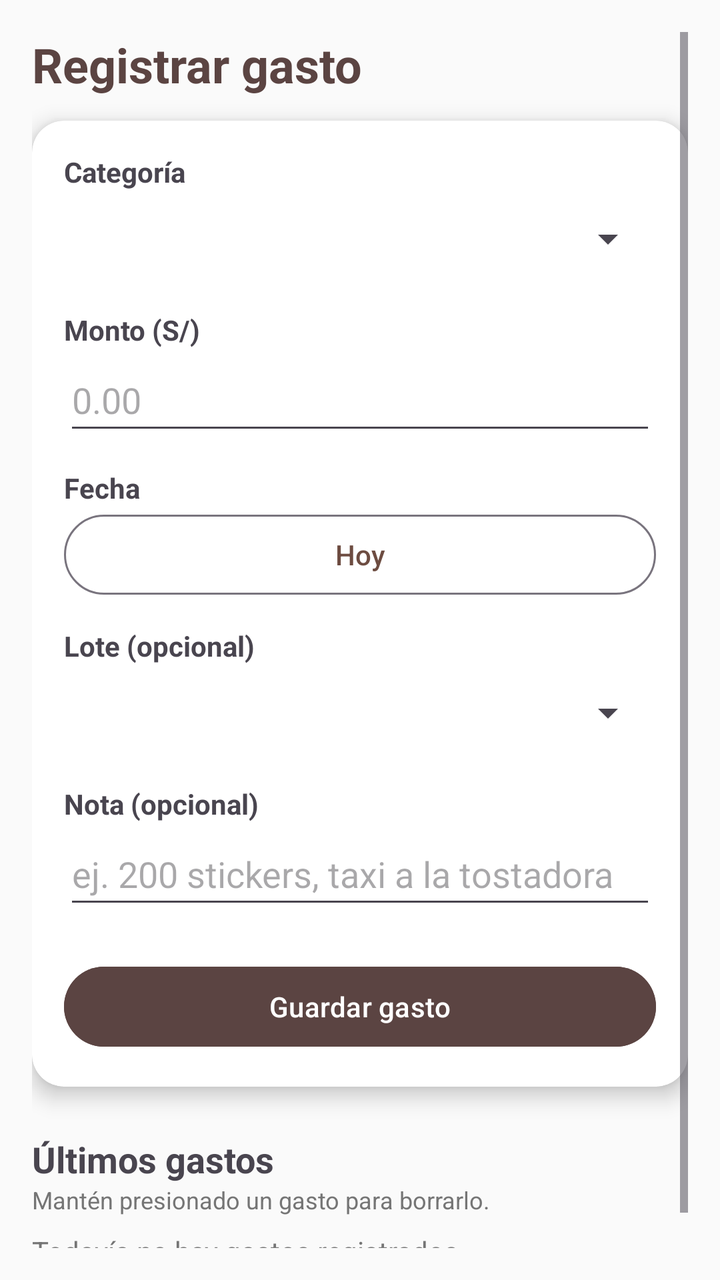
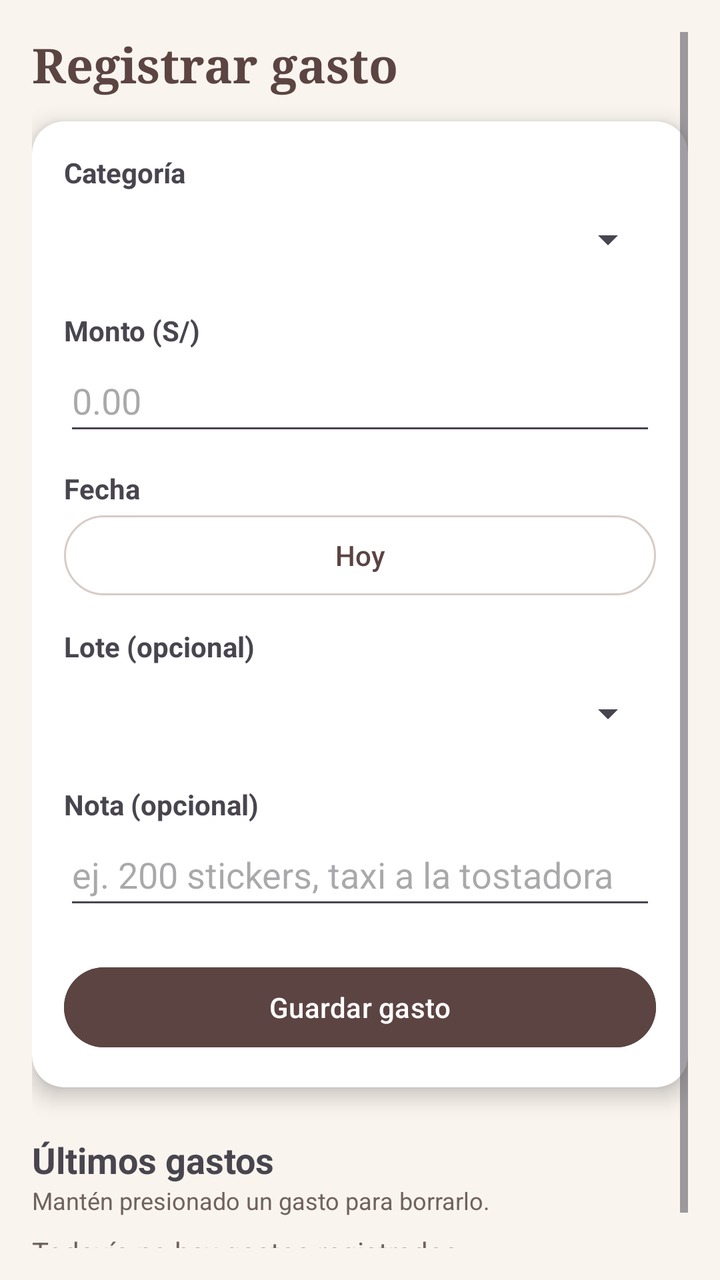

Two renders of the same Android screen: before a commit and after it. Below are the layout's source before the change and the commit's diff.
<!-- AndroidManifest.xml: application theme Theme.CajaiCafeAdministracion -->
<!-- res/layout/activity_gasto.xml -->
<?xml version="1.0" encoding="utf-8"?>
<ScrollView xmlns:android="http://schemas.android.com/apk/res/android"
    xmlns:card_view="http://schemas.android.com/apk/res-auto"
    android:layout_width="match_parent"
    android:layout_height="match_parent"
    android:background="#FAFAFA"
    android:padding="16dp">

    <LinearLayout
        android:orientation="vertical"
        android:layout_width="match_parent"
        android:layout_height="wrap_content">

        <TextView
            android:layout_width="match_parent"
            android:layout_height="wrap_content"
            android:layout_marginBottom="12dp"
            android:text="Registrar gasto"
            android:textColor="@color/cafeOscuro"
            android:textSize="24sp"
            android:textStyle="bold" />

        <androidx.cardview.widget.CardView
            android:layout_width="match_parent"
            android:layout_height="wrap_content"
            card_view:contentPadding="16dp"
            android:backgroundTint="#FFFFFF"
            card_view:cardCornerRadius="16dp"
            card_view:cardElevation="6dp">

            <LinearLayout
                android:layout_width="match_parent"
                android:layout_height="wrap_content"
                android:orientation="vertical">

                <TextView android:text="Categoría" android:textStyle="bold" android:layout_width="wrap_content" android:layout_height="wrap_content" />
                <Spinner android:id="@+id/spinnerCategoriaGasto" android:minHeight="48dp" android:layout_width="match_parent" android:layout_height="wrap_content" />

                <TextView android:text="Monto (S/)" android:textStyle="bold" android:layout_marginTop="12dp" android:layout_width="wrap_content" android:layout_height="wrap_content" />
                <EditText android:id="@+id/etMontoGasto" android:inputType="numberDecimal" android:hint="0.00" android:minHeight="48dp" android:layout_width="match_parent" android:layout_height="wrap_content" />

                <TextView android:text="Fecha" android:textStyle="bold" android:layout_marginTop="12dp" android:layout_width="wrap_content" android:layout_height="wrap_content" />
                <Button
                    android:id="@+id/btnFechaGasto"
                    style="?attr/materialButtonOutlinedStyle"
                    android:layout_width="match_parent"
                    android:layout_height="wrap_content"
                    android:textColor="@color/cafeMedio"
                    android:text="Hoy" />

                <TextView android:text="Lote (opcional)" android:textStyle="bold" android:layout_marginTop="12dp" android:layout_width="wrap_content" android:layout_height="wrap_content" />
                <Spinner android:id="@+id/spinnerLoteGasto" android:minHeight="48dp" android:layout_width="match_parent" android:layout_height="wrap_content" />

                <TextView android:text="Nota (opcional)" android:textStyle="bold" android:layout_marginTop="12dp" android:layout_width="wrap_content" android:layout_height="wrap_content" />
                <EditText android:id="@+id/etNotaGasto" android:inputType="textCapSentences" android:hint="ej. 200 stickers, taxi a la tostadora" android:minHeight="48dp" android:layout_width="match_parent" android:layout_height="wrap_content" />

                <Button
                    android:id="@+id/btnGuardarGasto"
                    android:layout_width="match_parent"
                    android:layout_height="wrap_content"
                    android:layout_marginTop="20dp"
                    android:backgroundTint="@color/cafeOscuro"
                    android:textColor="#FFFFFF"
                    android:text="Guardar gasto" />
            </LinearLayout>
        </androidx.cardview.widget.CardView>

        <TextView
            android:text="Últimos gastos"
            android:textStyle="bold"
            android:textSize="18sp"
            android:layout_marginTop="24dp"
            android:layout_width="wrap_content"
            android:layout_height="wrap_content" />
        <TextView
            android:text="Mantén presionado un gasto para borrarlo."
            android:textSize="12sp"
            android:textColor="#757575"
            android:layout_marginBottom="8dp"
            android:layout_width="wrap_content"
            android:layout_height="wrap_content" />

        <TextView
            android:id="@+id/tvSinGastos"
            android:text="Todavía no hay gastos registrados."
            android:textColor="#757575"
            android:layout_width="wrap_content"
            android:layout_height="wrap_content" />

        
        <LinearLayout
            android:id="@+id/contenedorGastos"
            android:orientation="vertical"
            android:layout_marginBottom="24dp"
            android:layout_width="match_parent"
            android:layout_height="wrap_content" />

    </LinearLayout>
</ScrollView>
<!-- resources referenced by this layout -->
<resources>
  <color name="cafeMedio">#6D4C41</color>
  <color name="cafeOscuro">#5B4442</color>
  <style name="Theme.CajaiCafeAdministracion" parent="Base.Theme.CajaiCafeAdministracion" />
  <style name="Base.Theme.CajaiCafeAdministracion" parent="Theme.Material3.DayNight.NoActionBar">
          
          
      </style>
</resources>

<!-- the commit's change to res/layout/activity_gasto.xml (unified diff, before → after) -->
@@ -3,7 +3,7 @@
     xmlns:card_view="http://schemas.android.com/apk/res-auto"
     android:layout_width="match_parent"
     android:layout_height="match_parent"
-    android:background="#FAFAFA"
+    android:background="@color/fondo"
     android:padding="16dp">
 
     <LinearLayout
@@ -16,15 +16,15 @@
             android:layout_height="wrap_content"
             android:layout_marginBottom="12dp"
             android:text="Registrar gasto"
-            android:textColor="@color/cafeOscuro"
-            android:textSize="24sp"
+            android:textColor="@color/textoMarca"
+            android:fontFamily="serif" android:textSize="24sp"
             android:textStyle="bold" />
 
         <androidx.cardview.widget.CardView
             android:layout_width="match_parent"
             android:layout_height="wrap_content"
             card_view:contentPadding="16dp"
-            android:backgroundTint="#FFFFFF"
+            android:backgroundTint="@color/superficie"
             card_view:cardCornerRadius="16dp"
             card_view:cardElevation="6dp">
 
@@ -45,7 +45,7 @@
                     style="?attr/materialButtonOutlinedStyle"
                     android:layout_width="match_parent"
                     android:layout_height="wrap_content"
-                    android:textColor="@color/cafeMedio"
+                    android:textColor="@color/textoMarca"
                     android:text="Hoy" />
 
                 <TextView android:text="Lote (opcional)" android:textStyle="bold" android:layout_marginTop="12dp" android:layout_width="wrap_content" android:layout_height="wrap_content" />
@@ -75,7 +75,7 @@
         <TextView
             android:text="Mantén presionado un gasto para borrarlo."
             android:textSize="12sp"
-            android:textColor="#757575"
+            android:textColor="@color/textoSecundario"
             android:layout_marginBottom="8dp"
             android:layout_width="wrap_content"
             android:layout_height="wrap_content" />
@@ -83,7 +83,7 @@
         <TextView
             android:id="@+id/tvSinGastos"
             android:text="Todavía no hay gastos registrados."
-            android:textColor="#757575"
+            android:textColor="@color/textoSecundario"
             android:layout_width="wrap_content"
             android:layout_height="wrap_content" />
 
<!-- resource entries referenced after the edit -->
@@ -1,11 +1,38 @@
 <!-- resources referenced by this layout -->
 <resources>
-  <color name="cafeMedio">#6D4C41</color>
   <color name="cafeOscuro">#5B4442</color>
+  <color name="fondo">#F9F4EE</color>
+  <color name="superficie">#FFFFFF</color>
+  <color name="textoMarca">#5B4442</color>
+  <color name="textoSecundario">#6F625C</color>
   <style name="Theme.CajaiCafeAdministracion" parent="Base.Theme.CajaiCafeAdministracion" />
   <style name="Base.Theme.CajaiCafeAdministracion" parent="Theme.Material3.DayNight.NoActionBar">
+          <item name="colorPrimary">@color/marcaPrimario</item>
+          <item name="colorOnPrimary">@color/marcaSobrePrimario</item>
+          <item name="colorPrimaryContainer">@color/marcaContenedor</item>
+          <item name="colorOnPrimaryContainer">@color/marcaSobreContenedor</item>
+          <item name="colorSecondary">@color/marcaSecundario</item>
+          <item name="colorOnSecondary">@color/marcaSobrePrimario</item>
+          <item name="colorTertiary">@color/positivo</item>
+          <item name="android:colorBackground">@color/fondo</item>
+          <item name="colorOnBackground">@color/texto</item>
+          <item name="colorSurface">@color/superficie</item>
+          <item name="colorOnSurface">@color/texto</item>
+          <item name="colorOnSurfaceVariant">@color/textoSecundario</item>
+          <item name="colorOutline">@color/borde</item>
           
-          
+          <item name="android:statusBarColor">@color/cafeProfundo</item>
+          <item name="android:navigationBarColor">@color/cafeProfundo</item>
+          <item name="android:windowLightStatusBar">false</item>
       </style>
+  <color name="marcaPrimario">#6D4C41</color>
+  <color name="marcaSobrePrimario">#FFFFFF</color>
+  <color name="marcaContenedor">#F3E3D8</color>
+  <color name="marcaSobreContenedor">#2B1F1D</color>
+  <color name="marcaSecundario">#8D6E63</color>
+  <color name="positivo">#2E7D32</color>
+  <color name="texto">#2B1F1D</color>
+  <color name="borde">#D7CCC8</color>
+  <color name="cafeProfundo">#3E2723</color>
 </resources>
 
